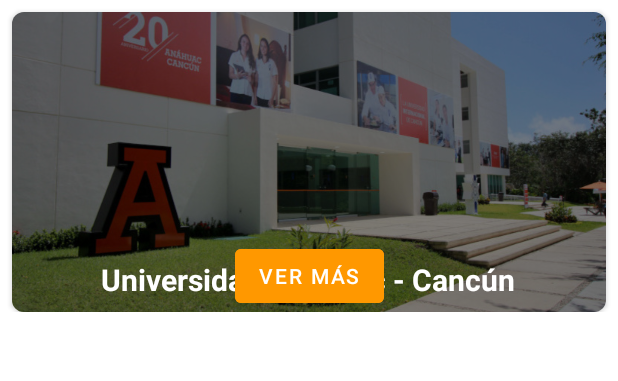
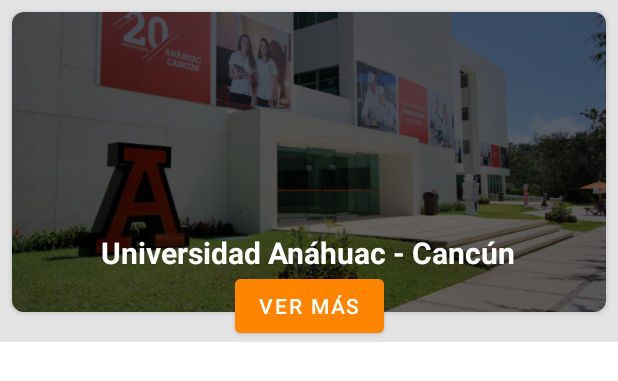
Before and after one commit to archivogogo/Des-App-Moviles, an Android app: the layout view_campus_item.xml on its own in the app's theme, with its tools: preview values and no code run, on a phone screen of 412 x 824 dp. Shown: the top 381 px of the screen. Run offline under Robolectric (Android 15) with nearby library versions, the phone set to English and light mode, and no system bars.

Commit message:
Actualización
Updates

```diff
--- a/Anahuac-master/app/src/main/res/layout/view_campus_item.xml
+++ b/Anahuac-master/app/src/main/res/layout/view_campus_item.xml
@@ -1,8 +1,10 @@
 <?xml version="1.0" encoding="utf-8"?>
 <androidx.constraintlayout.widget.ConstraintLayout xmlns:android="http://schemas.android.com/apk/res/android"
     android:layout_width="match_parent"
-    android:layout_height="wrap_content"
-    xmlns:app="http://schemas.android.com/apk/res-auto">
+    android:layout_height="@dimen/campus_card"
+    android:id="@+id/cl_universidad"
+    xmlns:app="http://schemas.android.com/apk/res-auto"
+    android:background="@color/grayLighter">
 
     <androidx.cardview.widget.CardView
         android:layout_width="match_parent"
@@ -22,7 +24,7 @@
 
         <View
             android:layout_width="match_parent"
-            android:background="@color/black_70"
+            android:background="@color/black_60"
             android:layout_height="@dimen/campus_image_height"/>
 
         <TextView
@@ -36,6 +38,7 @@
             android:textSize="@dimen/font_size_title"
             android:layout_margin="@dimen/margin_medium"
             android:textAlignment="center"
+            android:paddingBottom="@dimen/campus_name_padding"
             />
 
     </androidx.cardview.widget.CardView>
@@ -45,10 +48,12 @@
         android:layout_height="wrap_content"
         android:backgroundTint="@color/anahuac_orange"
         android:text="@string/txt_ver_mas"
-        android:layout_gravity="center|bottom"
-        app:layout_constraintBottom_toBottomOf="parent"
-        app:layout_constraintStart_toStartOf="parent"
-        app:layout_constraintEnd_toEndOf="parent"
+        app:layout_constraintBottom_toBottomOf="@id/cl_universidad"
+        app:layout_constraintStart_toStartOf="@id/cl_universidad"
+        app:layout_constraintEnd_toEndOf="@id/cl_universidad"
         />
 
+
+
+
 </androidx.constraintlayout.widget.ConstraintLayout>
--- a/Anahuac-master/app/src/main/res/values/colors.xml
+++ b/Anahuac-master/app/src/main/res/values/colors.xml
@@ -5,13 +5,14 @@
     <color name="purple_700">#FF3700B3</color>
     <color name="gray">#3B3A3F</color>
     <color name="grayLight">#9C9C9C</color>
+    <color name="grayLighter">#E4E4E4</color>
     <color name="teal_200">#FF03DAC5</color>
     <color name="teal_700">#FF018786</color>
     <color name="black">#FF000000</color>
-    <color name="black_70">#80000000</color>
+    <color name="black_60">#99000000</color>
     <color name="white">#FFFFFFFF</color>
     <color name="red">#E41E1E</color>
-    <color name="anahuac_orange">#FF9800</color>
+    <color name="anahuac_orange">#FF8400</color>
     <color name="primary_fb">#3B5998</color>
     <color name="secondary_fb">#6387D3</color>
 </resources>
--- a/Anahuac-master/app/src/main/res/values/dimens.xml
+++ b/Anahuac-master/app/src/main/res/values/dimens.xml
@@ -14,5 +14,7 @@
     <dimen name="favicon">24dp</dimen>
     <dimen name="subtitle">12dp</dimen>
     <dimen name="campus_image_height">200dp</dimen>
+    <dimen name="campus_card">228dp</dimen>
+    <dimen name="campus_name_padding">18dp</dimen>
 
 </resources>
```
